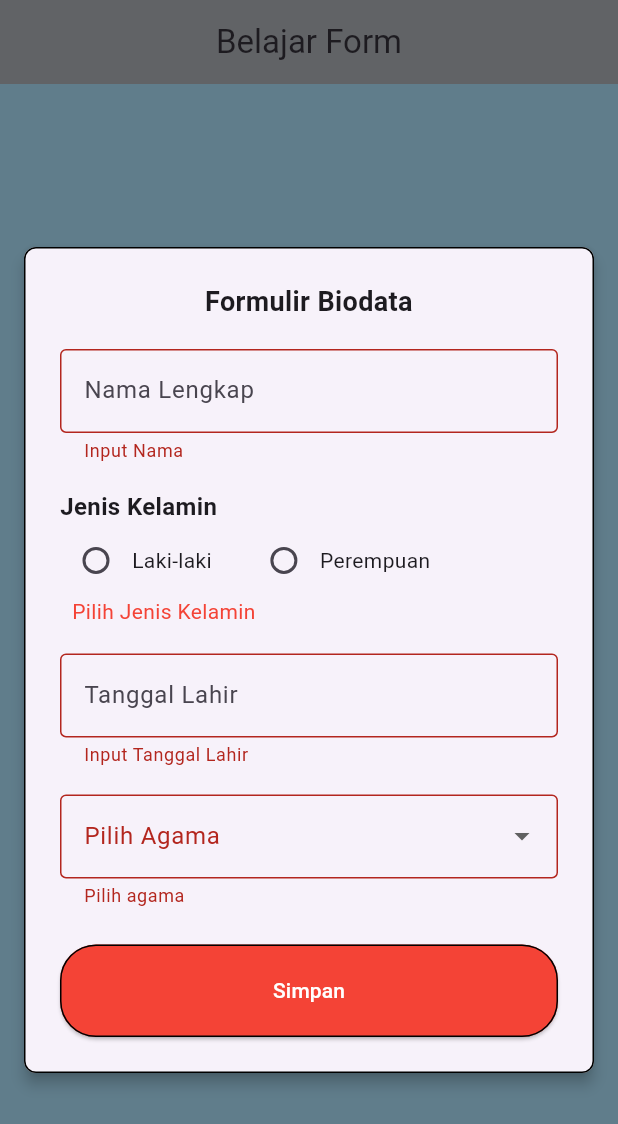
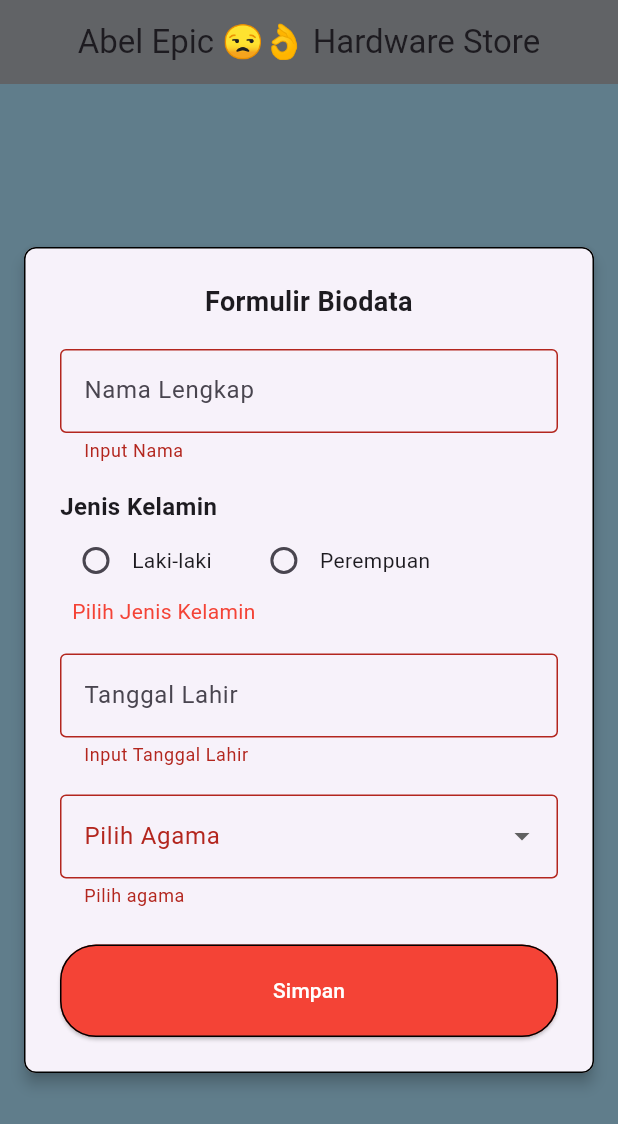
Before and after one commit to Hatt623/belajar-flutter, a Flutter app: the screen it shows after launch, after a tap on "Simpan", on a phone screen of 412 x 824 dp. Shown: the top 1124 px of the screen. Run offline on Flutter 3.47's test engine with Material 3 defaults, Android fonts, the phone set to English and light mode, and no system bars.

Commit message:
[kembali belajar flutter] latihan demo ujian 07/31/2025 (damn i need to sleep bro)

```diff
--- /dev/null
+++ b/lib/latihan/demoUjian/register.dart
@@ -0,0 +1,242 @@
+import 'package:belajar_flutter/latihan/demoUjian/package.dart';
+import 'package:belajar_flutter/main_layout.dart';
+import 'package:flutter/material.dart';
+import 'package:intl/intl.dart';
+import 'package:belajar_flutter/helpers/size_helper.dart';
+
+class RegisterForm extends StatefulWidget {
+  const RegisterForm({super.key});
+
+  @override
+  State<RegisterForm> createState() => _RegisterFormState();
+}
+
+class _RegisterFormState extends State<RegisterForm> {
+  final _formKey = GlobalKey<FormState>();
+
+  TextEditingController namaController = TextEditingController();
+  TextEditingController tglLahirController = TextEditingController();
+
+  String _jk = "";
+  String? _jkError;
+  String _pilihAgama = "";
+
+  final List<String> agama = [
+    "Islam",
+    "Protestan",
+    "Katholik",
+    "Budha",
+    "Atheis",
+  ];
+
+  @override
+  void initState() {
+    tglLahirController.text = '';
+    super.initState();
+  }
+
+  @override
+  Widget build(BuildContext context) {
+    return MainLayout(
+      title: 'Abel Epic 😒👌 Hardware Store',
+      body: SafeArea(
+        child: Container(
+          width: double.infinity,
+          color: Colors.blueGrey,
+          child: Center(
+            child: SingleChildScrollView(
+              child: Card(
+                elevation: 4,
+                margin: const EdgeInsets.all(16),
+                shape: RoundedRectangleBorder(
+                  side: const BorderSide(color: Colors.black),
+                  borderRadius: BorderRadius.circular(8),
+                ),
+                child: Padding(
+              padding: const EdgeInsets.all(24),
+              child: Form(
+                key: _formKey,
+                child: Column(
+                  crossAxisAlignment: CrossAxisAlignment.stretch,
+                  children: [
+                    Text(
+                      "Formulir Biodata",
+                      style: TextStyle(
+                        fontWeight: FontWeight.bold,
+                        fontSize: 18,
+                      ),
+                      textAlign: TextAlign.center,
+                    ),
+                    const SizedBox(height: 18),
+
+                    // Nama Lengkap
+                    TextFormField(
+                      controller: namaController,
+                      decoration: InputDecoration(
+                        hintText: "Nama Lengkap",
+                        border: OutlineInputBorder(),
+                      ),
+                      validator: (value) {
+                        if (value!.isEmpty) return 'Input Nama';
+                        return null;
+                      },
+                    ),
+                    const SizedBox(height: 18),
+
+                    // Jenis Kelamin
+                    Align(
+                      alignment: Alignment.centerLeft,
+                      child: Text(
+                        "Jenis Kelamin",
+                        style: TextStyle(
+                          fontSize: 16,
+                          fontWeight: FontWeight.bold,
+                        ),
+                      ),
+                    ),
+                    Row(
+                      children: [
+                        Radio<String>(
+                          value: "Laki-laki",
+                          groupValue: _jk,
+                          onChanged: (value) {
+                            setState(() {
+                              _jk = value!;
+                              _jkError = null;
+                            });
+                          },
+                        ),
+                        Text("Laki-laki"),
+                        SizedBox(width: 24),
+
+                        Radio<String>(
+                          value: "Perempuan",
+                          groupValue: _jk,
+                          onChanged: (value) {
+                            setState(() {
+                              _jk = value!;
+                              _jkError = null;
+                            });
+                          },
+                        ),
+                        Text("Perempuan"),
+                      ],
+                    ),
+                    if (_jkError != null)
+                      Padding(
+                        padding: const EdgeInsets.only(left: 8.0),
+                        child: Text(
+                          _jkError!,
+                          style: TextStyle(color: Colors.red),
+                        ),
+                      ),
+                    const SizedBox(height: 18),
+
+                    // Tanggal Lahir
+                    TextFormField(
+                      controller: tglLahirController,
+                      decoration: InputDecoration(
+                        hintText: "Tanggal Lahir",
+                        border: OutlineInputBorder(),
+                      ),
+                      validator: (value) {
+                        if (value!.isEmpty) return 'Input Tanggal Lahir';
+                        return null;
+                      },
+                      readOnly: true,
+                      onTap: () async {
+                        DateTime? pickedDate = await showDatePicker(
+                          context: context,
+                          initialDate: DateTime.now(),
+                          firstDate: DateTime(1980),
+                          lastDate: DateTime(2100),
+                        );
+                        if (pickedDate != null) {
+                          setState(() {
+                            tglLahirController.text = DateFormat('yyyy-MM-dd')
+                                .format(pickedDate);
+                          });
+                        }
+                      },
+                    ),
+                    const SizedBox(height: 18),
+
+                    // Pilih Agama
+                    DropdownButtonFormField<String>(
+                      decoration: InputDecoration(
+                        labelText: "Pilih Agama",
+                        border: OutlineInputBorder(),
+                      ),
+                      items:
+                        agama
+                          .map(
+                            (item) => DropdownMenuItem(
+                              value: item,
+                              child: Text(item),
+                            ),
+                          )
+                          .toList(),
+                      onChanged: (value) {
+                        setState(() {
+                          _pilihAgama = value!;
+                        });
+                      },
+                      validator: (value) {
+                        if (value == null || value.isEmpty) {
+                          return 'Pilih agama';
+                        }
+                        return null;
+                      },
+                    ),
+                    const SizedBox(height: 24),
+
+                    // Submit button
+                    SizedBox(
+                      width: displayWidth(context) * 0.8,
+                      height: displayHeight(context) * 0.075,
+                      child: ElevatedButton(
+                        style: ElevatedButton.styleFrom(
+                          backgroundColor: Colors.red,
+                          shape: RoundedRectangleBorder(
+                            borderRadius: BorderRadius.circular(24),
+                            side: BorderSide(color: Colors.black),
+                          ),
+                        ),
+                        child: Text(
+                          "Simpan",
+                          style: TextStyle(color: Colors.white),
+                        ),
+                        onPressed: _submit,
+                          ),
+                        ),
+                      ],
+                    ),
+                  ),
+                ),
+              ),
+            ),
+          ),
+        ),
+      ),
+    );
+  }
+
+  void _submit() {
+      final isValid = _formKey.currentState!.validate();
+      if (_jk.isEmpty) {
+        setState(() => _jkError = 'Pilih Jenis Kelamin');
+      }
+
+      if (!isValid || _jk.isEmpty) return;
+
+      Navigator.push(
+        context,
+        MaterialPageRoute(
+          builder:
+            (context) => Package(
+              agama: _pilihAgama,
+            ),
+        ),
+      );
+    }
+  }
--- a/lib/main.dart
+++ b/lib/main.dart
@@ -1,4 +1,4 @@
-import 'package:belajar_flutter/form_widget/input_screen.dart';
+import 'package:belajar_flutter/latihan/demoUjian/register.dart';
 import 'package:belajar_flutter/main_layout.dart';
 import 'package:flutter/material.dart';
 
@@ -13,7 +13,7 @@ class MyApp extends StatelessWidget {
   Widget build(BuildContext context) {
     return MaterialApp(
       debugShowCheckedModeBanner: false,
-      home: BelajarForm(),
+      home: RegisterForm(),
     );
   }
 }
```
Also changed, not shown: lib/latihan/demoUjian/package.dart (added, +107 -0 lines), lib/latihan/demoUjian/package_list.dart (added, +188 -0 lines), lib/latihan/demoUjian/payment_detail.dart (added, +107 -0 lines).
